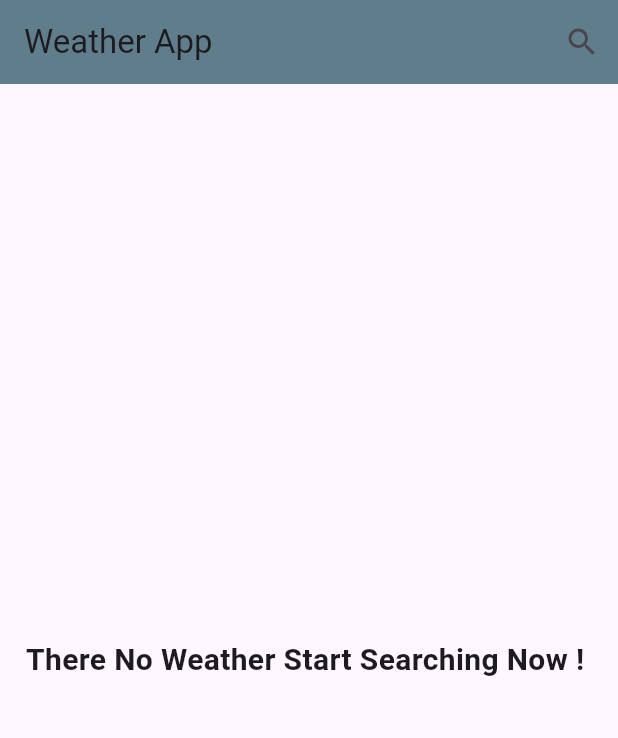
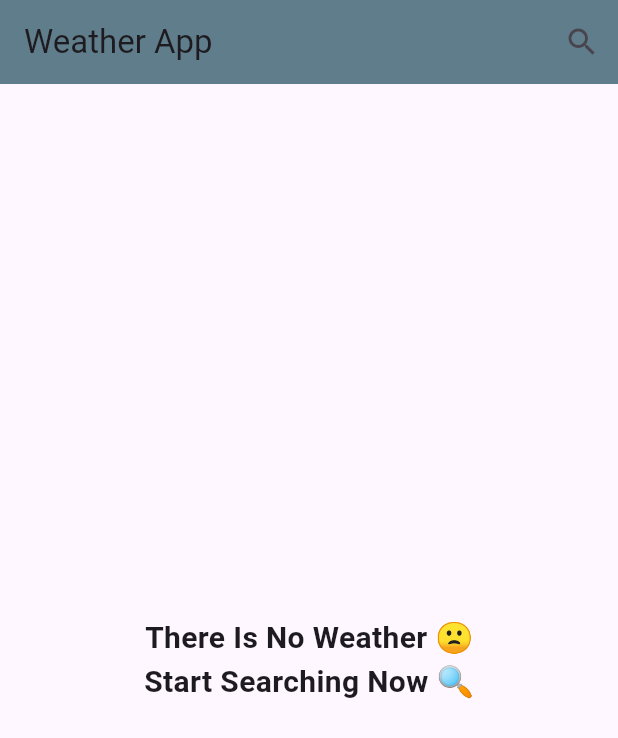
Before and after one commit to HossamAhmed954074/weather_app, a Flutter app: the screen it shows after launch, on a phone screen of 412 x 824 dp. Shown: the top 738 px of the screen. Run offline on Flutter 3.47's test engine with Material 3 defaults, Android fonts, the phone set to English and light mode, and no system bars; our stand-ins replace dio, flutter_bloc, loading_indicator.

Commit message:
refactor No Weather body

```diff
--- a/lib/widgets/no_weather_body_widget.dart
+++ b/lib/widgets/no_weather_body_widget.dart
@@ -11,11 +11,20 @@ class NoWeatherBody extends StatelessWidget {
       margin: EdgeInsets.all(10),
       width: double.infinity,
       height: double.infinity,
-      child: Center(
-          child: Text(
-        'There No Weather Start Searching Now ! ',
+      child: Column(
+        mainAxisAlignment: MainAxisAlignment.center,
+              crossAxisAlignment: CrossAxisAlignment.center,
+              children: [
+      Text(
+        'There Is No Weather 🙁',
         style: TextStyle(fontSize: 20, fontWeight: FontWeight.bold),
-      )),
+      ),
+      Text(
+        'Start Searching Now 🔍',
+        style: TextStyle(fontSize: 20, fontWeight: FontWeight.bold),
+      ),
+              ],
+            ),
     );
   }
 }
```
